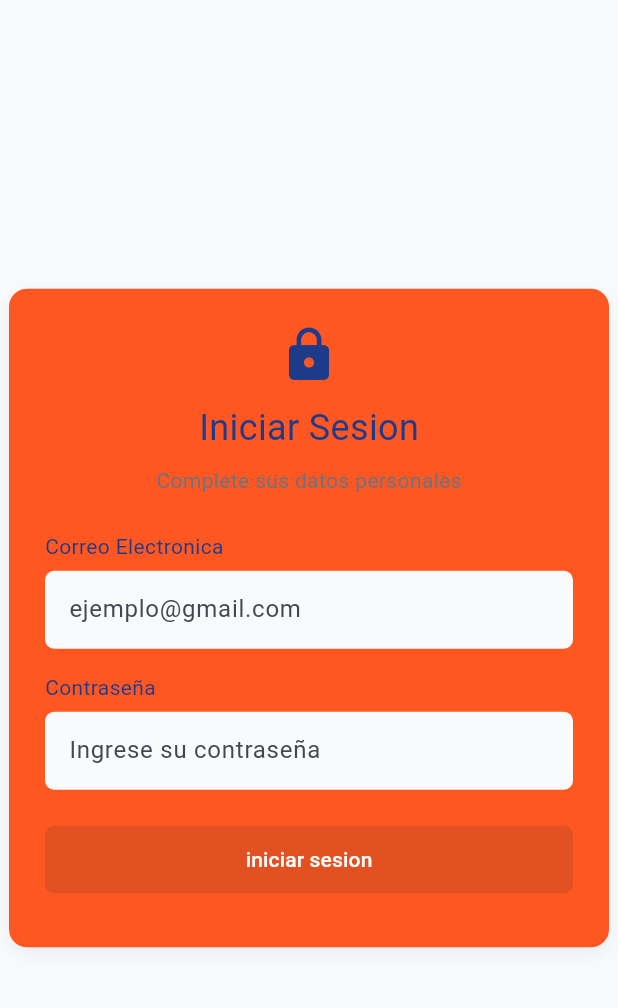
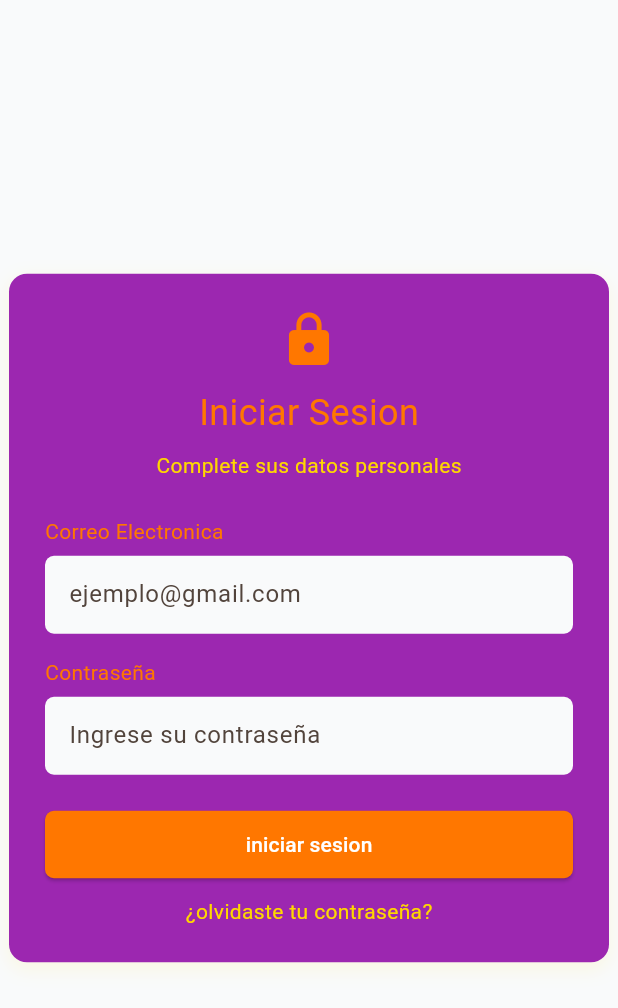
Before and after one commit to yeimyg2025/formularioflutter, a Flutter app: the screen it shows after launch, on a phone screen of 412 x 824 dp. Shown: the top 1008 px of the screen. Run offline on Flutter 3.47's test engine with Material 3 defaults, Android fonts, the phone set to English and light mode, and no system bars.

```diff
--- a/lib/main.dart
+++ b/lib/main.dart
@@ -1,7 +1,9 @@
 import 'package:flutter/material.dart';
+import 'package:formularioflutter/pages/tutor.dart';
 void main(){//metodo
   runApp(MyApp());
 }
+
 
 class MyApp extends StatelessWidget {//clase
   @override
@@ -9,11 +11,11 @@ class MyApp extends StatelessWidget {//clase
     return MaterialApp(
       title: 'Formulario de registro',//texto plano
          theme: ThemeData(
-             primarySwatch: Colors.deepPurple,
-            primaryColor: const Color(0xFF1E3A8A),
+             primarySwatch: Colors.purple,
+            primaryColor: const Color(0xFFFF7700),
             colorScheme: ColorScheme.fromSeed(
-              seedColor: const Color(0xFF1E3A8A),
-              secondary: const Color(0xFF6B7280),
+              seedColor: const Color(0xFFFF7700),
+              secondary: const Color(0xFFFF7700),
             ),
               useMaterial3: true),
       home: const LoginFormScreen(),
@@ -26,9 +28,9 @@ class MyApp extends StatelessWidget {//clase
 class LoginFormScreen extends StatelessWidget{
   const LoginFormScreen({super.key});
 
-  static const Color primaryNavy = Color(0xFF1E3A8A);
+  static const Color primaryNavy = Color(0xFFFF7700);
   static const Color backgroundGrey = Color(0xFFF9FAFB);
-  static const Color secondaryGrey = Color(0xFF6B7280);
+  static const Color secondaryGrey = Color(0xFFFFD700);
 
   @override
   Widget build(BuildContext context) {
@@ -40,7 +42,7 @@ class LoginFormScreen extends StatelessWidget{
           padding: const EdgeInsets.all(24),
           width: 400,
           decoration: BoxDecoration(
-            color: Colors.deepOrange,
+            color: Colors.purple,
             borderRadius: BorderRadius.circular(12),
             boxShadow: [
               BoxShadow(
@@ -114,7 +116,12 @@ class LoginFormScreen extends StatelessWidget{
                 width: double.infinity,
                 height: 45,
                 child: ElevatedButton(
-                  onPressed: null,
+                  onPressed: (){
+                    Navigator.push(
+                      context,
+                      MaterialPageRoute(builder: (context) => tutor()),
+                    );
+                  },
                 style: ElevatedButton.styleFrom(
                   backgroundColor: primaryNavy,
                   shape: RoundedRectangleBorder(
@@ -128,6 +135,11 @@ class LoginFormScreen extends StatelessWidget{
                 ),
               ),
               const SizedBox(height: 12),
+              //Contraseña olvidada
+              const Text(
+                "¿olvidaste tu contraseña?",
+                style: TextStyle(color: secondaryGrey),
+              ),
             ],
           ),
         ),
```
Also changed, not shown: lib/pages/tutor.dart (added, +25 -0 lines), 1 other file.
